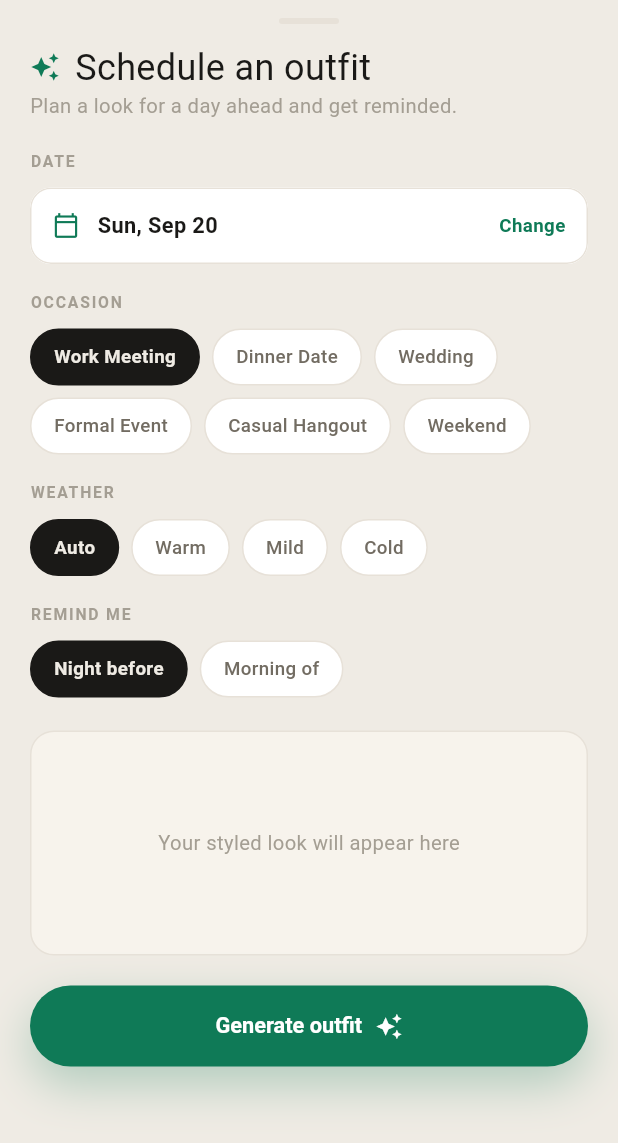
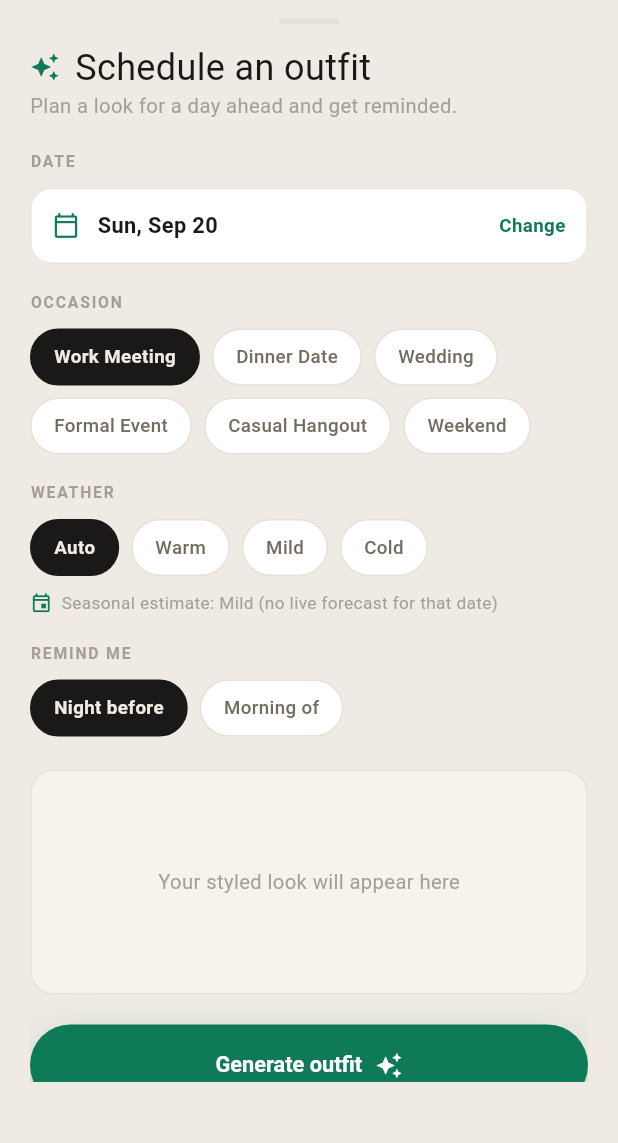
Before and after one commit to MohamedMahdy123/Vass, a Flutter app: the _SchedulerSheet widget shown alone on an empty page, opened directly, on a phone screen of 412 x 824 dp. Shown: the top 1143 px of the screen. Run offline on Flutter 3.47's test engine with Material 2 defaults, Android fonts, the phone set to English and light mode, and no system bars; our stand-ins replace flutter_local_notifications, flutter_timezone, image_picker, supabase_flutter, timezone; missing offline and left inert: google_mlkit_subject_segmentation; accounts and stored records are empty; network calls fail; Roboto replaces fonts that are missing (Geist, Instrument Serif).

Commit message:
feat: real weather forecast by location in the scheduler (free, keyless)
'Auto' weather now uses a live forecast for the selected date instead of a
month guess:
- WeatherService: IP geolocation (ipwho.is, no GPS permission) + Open-Meteo
  daily forecast for the target date (no API key). Maps mid temp → Hot/Warm/
  Mild/Cold; flags likely rain. Best-effort; null on failure/out-of-range.
- Scheduler: fetches on open, date change, and when 'Auto' is tapped; shows
  "Forecast: <city> · <temp>° · <weather>" (or a seasonal-estimate note as
  fallback), and feeds the resolved weather into OutfitEngine.build.
- Pure HTTP, no native deps → works on web + mobile; unaffected by demo mode.

Verified: API response shapes, temp→register mapping test, analyze clean,
web build succeeds.

Co-Authored-By: Claude Opus 4.8 <noreply@anthropic.com>

```diff
--- a/lib/screens/scheduler_sheet.dart
+++ b/lib/screens/scheduler_sheet.dart
@@ -3,6 +3,7 @@ import 'package:provider/provider.dart';
 
 import '../data/models/item.dart';
 import '../services/outfit_engine.dart';
+import '../services/weather_service.dart';
 import '../state/outfit_state.dart';
 import '../state/planner_state.dart';
 import '../state/reminder_service.dart';
@@ -54,6 +55,10 @@ class _SchedulerSheetState extends State<_SchedulerSheet> {
   List<Item>? _look; // generated preview
   bool _generating = false;
 
+  final _weatherSvc = WeatherService();
+  WeatherReading? _forecast; // real forecast for _date, when 'Auto'
+  bool _loadingWeather = false;
+
   static const _monthsShort = [
     'Jan', 'Feb', 'Mar', 'Apr', 'May', 'Jun',
     'Jul', 'Aug', 'Sep', 'Oct', 'Nov', 'Dec',
@@ -70,11 +75,36 @@ class _SchedulerSheetState extends State<_SchedulerSheet> {
       context.read<WardrobeState>().load();
       // Warm up notification permissions on platforms that support them.
       context.read<ReminderService>().init();
+      _fetchForecast(); // 'Auto' by default → pull the real forecast
     });
   }
 
-  /// The engine weather string for the chosen option; 'Auto' derives from the
-  /// date's month (northern-hemisphere seasons) as an honest expected default.
+  /// Fetch the real forecast for the selected date (only while on 'Auto').
+  /// Best-effort: on failure [_forecast] stays null and we use the seasonal
+  /// estimate. Runs on open, on date change, and when the user taps 'Auto'.
+  Future<void> _fetchForecast() async {
+    if (_weather != 'Auto') return;
+    setState(() => _loadingWeather = true);
+    final f = await _weatherSvc.forecastFor(_date);
+    if (!mounted) return;
+    setState(() {
+      _forecast = f;
+      _loadingWeather = false;
+      _look = null; // weather may have changed → regenerate
+    });
+  }
+
+  /// Season-by-month estimate (northern hemisphere) — the fallback when there's
+  /// no live forecast (offline, or the date is beyond the ~16-day range).
+  String _seasonalWeather() {
+    final m = _date.month;
+    if (m == 12 || m <= 2) return 'Cold';
+    if (m >= 6 && m <= 8) return 'Warm';
+    return 'Mild';
+  }
+
+  /// The engine weather string for the chosen option. 'Auto' uses the live
+  /// forecast when available, else the seasonal estimate.
   String? get _engineWeather {
     switch (_weather) {
       case 'Warm':
@@ -84,10 +114,7 @@ class _SchedulerSheetState extends State<_SchedulerSheet> {
       case 'Mild':
         return 'Mild';
       default:
-        final m = _date.month;
-        if (m == 12 || m <= 2) return 'Cold';
-        if (m >= 6 && m <= 8) return 'Warm';
-        return 'Mild';
+        return _forecast?.engineWeather ?? _seasonalWeather();
     }
   }
 
@@ -130,6 +157,7 @@ class _SchedulerSheetState extends State<_SchedulerSheet> {
         _date = DateTime(picked.year, picked.month, picked.day);
         _look = null; // date changed -> regenerate for the new weather
       });
+      _fetchForecast(); // refresh the forecast for the new date
     }
   }
 
@@ -237,10 +265,14 @@ class _SchedulerSheetState extends State<_SchedulerSheet> {
               const SizedBox(height: 18),
 
               _label(t, 'WEATHER'),
-              _chips(_weatherOptions, _weather, (v) => setState(() {
-                    _weather = v;
-                    _look = null;
-                  })),
+              _chips(_weatherOptions, _weather, (v) {
+                setState(() {
+                  _weather = v;
+                  _look = null;
+                });
+                if (v == 'Auto') _fetchForecast();
+              }),
+              if (_weather == 'Auto') _autoWeatherLine(t),
               const SizedBox(height: 18),
 
               _label(t, 'REMIND ME'),
@@ -401,6 +433,40 @@ class _SchedulerSheetState extends State<_SchedulerSheet> {
     );
   }
 
+  /// Under the WEATHER chips when on 'Auto': show the live forecast for the
+  /// date, or an honest note that we're using a seasonal estimate.
+  Widget _autoWeatherLine(dynamic t) {
+    final IconData icon;
+    final String text;
+    if (_loadingWeather) {
+      icon = Icons.cloud_queue;
+      text = 'Checking the forecast for $_dateLabel…';
+    } else if (_forecast != null) {
+      icon = _forecast!.rain ? Icons.umbrella_outlined : Icons.wb_sunny_outlined;
+      text = 'Forecast: ${_forecast!.short}';
+    } else {
+      icon = Icons.event_outlined;
+      text = 'Seasonal estimate: ${_seasonalWeather()} '
+          '(no live forecast for that date)';
+    }
+    return Padding(
+      padding: const EdgeInsets.only(top: 10),
+      child: Row(
+        children: [
+          Icon(icon, size: 15, color: t.accent),
+          const SizedBox(width: 6),
+          Expanded(
+            child: Text(text,
+                style: TextStyle(
+                    fontFamily: kSans,
+                    fontSize: VessType.caption,
+                    color: t.ink3)),
+          ),
+        ],
+      ),
+    );
+  }
+
   Widget _label(dynamic t, String text) => Padding(
         padding: const EdgeInsets.only(bottom: 10),
         child: Text(text,
--- /dev/null
+++ b/lib/services/weather_service.dart
@@ -0,0 +1,113 @@
+import 'dart:convert';
+
+import 'package:http/http.dart' as http;
+
+/// A resolved forecast for a specific day, mapped to the outfit engine's
+/// weather vocabulary (Hot / Warm / Mild / Cold).
+class WeatherReading {
+  const WeatherReading({
+    required this.engineWeather,
+    required this.tempC,
+    this.city,
+    this.rain = false,
+  });
+
+  final String engineWeather; // 'Hot' | 'Warm' | 'Mild' | 'Cold'
+  final double tempC; // mid of the day's max/min
+  final String? city;
+  final bool rain; // high precipitation chance
+
+  String get short {
+    final t = '${tempC.round()}°';
+    final where = (city == null || city!.isEmpty) ? '' : '$city · ';
+    final wet = rain ? ' · rain likely' : '';
+    return '$where$t · $engineWeather$wet';
+  }
+}
+
+class _Loc {
+  const _Loc(this.lat, this.lon, this.city);
+  final double lat;
+  final double lon;
+  final String? city;
+}
+
+/// Real weather by location — 100% free, no API key.
+///
+/// Location: IP geolocation (ipwho.is) — no GPS permission, works on web and
+/// mobile. Forecast: Open-Meteo (no key), fetched for the *target date* so the
+/// scheduler dresses for that day, not today. Open-Meteo covers ~16 days ahead;
+/// beyond that (or on any failure) this returns null and the caller falls back
+/// to a season-by-month estimate.
+class WeatherService {
+  WeatherService({http.Client? client}) : _client = client ?? http.Client();
+  final http.Client _client;
+
+  static const _timeout = Duration(seconds: 8);
+
+  /// Map a temperature (°C) to the engine's weather register.
+  static String weatherFromTemp(double c) {
+    if (c >= 24) return 'Hot';
+    if (c >= 17) return 'Warm';
+    if (c >= 10) return 'Mild';
+    return 'Cold';
+  }
+
+  Future<WeatherReading?> forecastFor(DateTime date) async {
+    try {
+      final loc = await _location();
+      if (loc == null) return null;
+
+      final d = _ymd(date);
+      final url = Uri.parse(
+        'https://api.open-meteo.com/v1/forecast'
+        '?latitude=${loc.lat}&longitude=${loc.lon}'
+        '&daily=temperature_2m_max,temperature_2m_min,precipitation_probability_max'
+        '&timezone=auto&start_date=$d&end_date=$d',
+      );
+      final res = await _client.get(url).timeout(_timeout);
+      if (res.statusCode != 200) return null; // e.g. date beyond forecast range
+
+      final daily = (jsonDecode(res.body) as Map)['daily'];
+      if (daily is! Map) return null;
+      final tmax = _firstNum(daily['temperature_2m_max']);
+      final tmin = _firstNum(daily['temperature_2m_min']);
+      if (tmax == null || tmin == null) return null;
+      final mid = (tmax + tmin) / 2;
+      final pop = _firstNum(daily['precipitation_probability_max']) ?? 0;
+
+      return WeatherReading(
+        engineWeather: weatherFromTemp(mid),
+        tempC: mid,
+        city: loc.city,
+        rain: pop >= 50,
+      );
+    } catch (_) {
+      return null; // best-effort — caller uses a seasonal estimate
+    }
+  }
+
+  Future<_Loc?> _location() async {
+    final res =
+        await _client.get(Uri.parse('https://ipwho.is/')).timeout(_timeout);
+    if (res.statusCode != 200) return null;
+    final j = jsonDecode(res.body) as Map;
+    if (j['success'] == false) return null;
+    final lat = (j['latitude'] as num?)?.toDouble();
+    final lon = (j['longitude'] as num?)?.toDouble();
+    if (lat == null || lon == null) return null;
+    return _Loc(lat, lon, j['city'] as String?);
+  }
+
+  static double? _firstNum(dynamic list) {
+    if (list is List && list.isNotEmpty && list.first is num) {
+      return (list.first as num).toDouble();
+    }
+    return null;
+  }
+
+  static String _ymd(DateTime d) =>
+      '${d.year.toString().padLeft(4, '0')}-'
+      '${d.month.toString().padLeft(2, '0')}-'
+      '${d.day.toString().padLeft(2, '0')}';
+}
```
Also changed, not shown: 1 other file.
